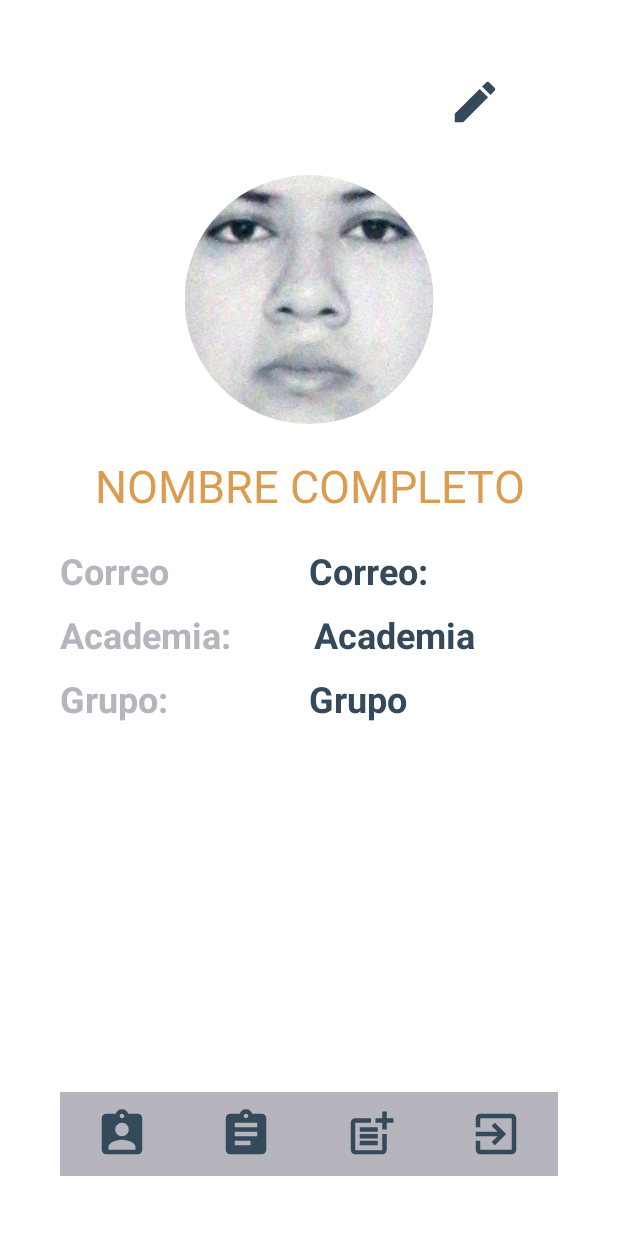
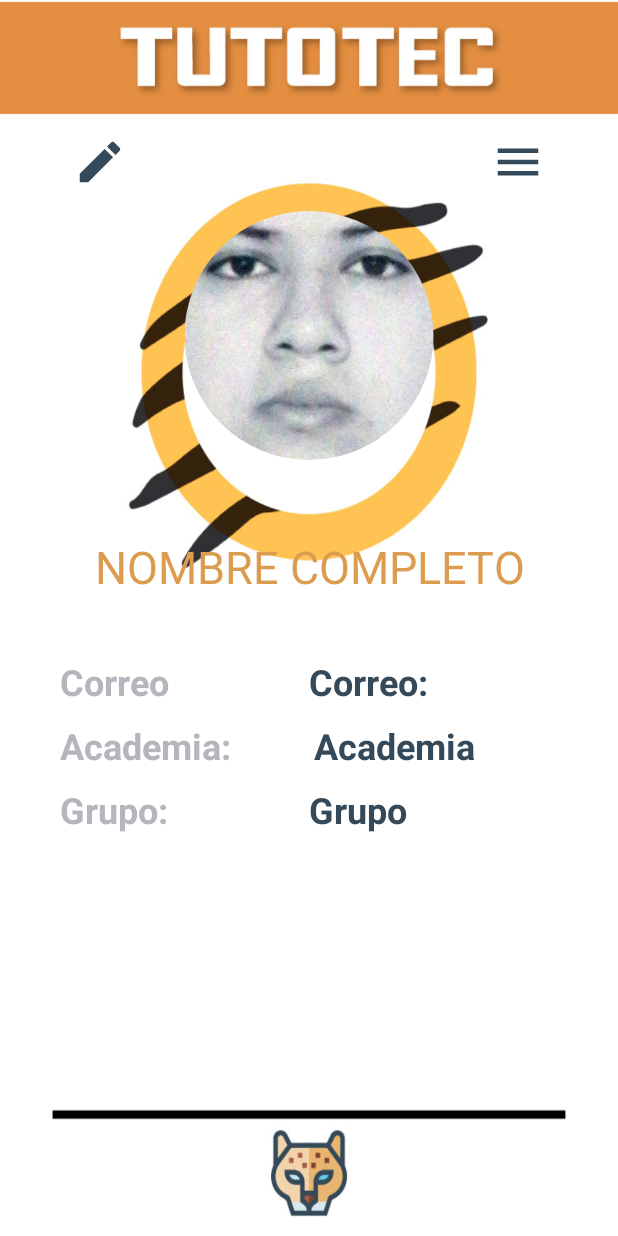
Before and after one commit to mariodominguez07/TutoTec, an Android app: the InicioTutor screen opened directly, with no data from a screen before it, on a phone screen of 412 x 824 dp. Run offline under Robolectric (Android 15) with nearby library versions, the phone set to English and light mode, and no system bars; our stand-ins replace CircleImageView, Firebase (no records; nobody signed in at launch, a user with empty details on screens opened directly).

Commit message:
Actualización

```diff
--- a/app/src/main/java/mx/tecnm/cdhidalgo/tutotec/InicioTutor.kt
+++ b/app/src/main/java/mx/tecnm/cdhidalgo/tutotec/InicioTutor.kt
@@ -33,10 +33,10 @@ class InicioTutor : AppCompatActivity() {
         auth = FirebaseAuth.getInstance()
 
         editar = findViewById(R.id.btneditar_tutor)
-        carnet = findViewById(R.id.btncarnet_menu_tutor)
+        /*carnet = findViewById(R.id.btncarnet_menu_tutor)
         actividades = findViewById(R.id.btnactividades_menu_tutor)
         solicitudes = findViewById(R.id.btnsolicitudes_menu_tutor)
-        cerrarSesion = findViewById(R.id.btncerrarsesion_menu_tutor)
+        cerrarSesion = findViewById(R.id.btncerrarsesion_menu_tutor)*/
 
         foto = findViewById(R.id.foto_tutor)
         nombreC = findViewById(R.id.nombreCompleto_tutor)
@@ -52,7 +52,7 @@ class InicioTutor : AppCompatActivity() {
             academia.text = tutor.academia
             grupo.text = tutor.grupo
         }
-        editar.setOnClickListener {  }
+       /* editar.setOnClickListener {  }
 
         carnet.setOnClickListener {  }
 
@@ -65,6 +65,6 @@ class InicioTutor : AppCompatActivity() {
             val intent = Intent(this,MainActivity::class.java)
             startActivity(intent)
             finish()
-        }
+        }*/
     }
 }
--- a/app/src/main/res/drawable/img_cerrar_sesion.xml
+++ b/app/src/main/res/drawable/img_cerrar_sesion.xml
@@ -1,5 +1,5 @@
 <vector android:autoMirrored="true" android:height="36dp"
     android:tint="@color/color7" android:viewportHeight="24"
     android:viewportWidth="24" android:width="36dp" xmlns:android="http://schemas.android.com/apk/res/android">
-    <path android:fillColor="@android:color/white" android:pathData="M10.09,15.59L11.5,17l5,-5 -5,-5 -1.41,1.41L12.67,11H3v2h9.67l-2.58,2.59zM19,3H5c-1.11,0 -2,0.9 -2,2v4h2V5h14v14H5v-4H3v4c0,1.1 0.89,2 2,2h14c1.1,0 2,-0.9 2,-2V5c0,-1.1 -0.9,-2 -2,-2z"/>
+    <path android:fillColor="@android:color/white" android:pathData="M17,7l-1.41,1.41L18.17,11H8v2h10.17l-2.58,2.58L17,17l5,-5zM4,5h8V3H4c-1.1,0 -2,0.9 -2,2v14c0,1.1 0.9,2 2,2h8v-2H4V5z"/>
 </vector>
--- /dev/null
+++ b/app/src/main/res/drawable/img_menu.xml
@@ -0,0 +1,5 @@
+<vector android:height="36dp" android:tint="@color/color7"
+    android:viewportHeight="24" android:viewportWidth="24"
+    android:width="36dp" xmlns:android="http://schemas.android.com/apk/res/android">
+    <path android:fillColor="@android:color/white" android:pathData="M3,18h18v-2L3,16v2zM3,13h18v-2L3,11v2zM3,6v2h18L21,6L3,6z"/>
+</vector>
--- a/app/src/main/res/layout/activity_inicio_tutor.xml
+++ b/app/src/main/res/layout/activity_inicio_tutor.xml
@@ -4,26 +4,31 @@
     xmlns:tools="http://schemas.android.com/tools"
     android:layout_width="match_parent"
     android:layout_height="match_parent"
-    android:padding="40dp"
-    android:background="@color/white"
+    android:padding="20dp"
+    android:background="@drawable/fondo_carnet_tutor"
     tools:context=".InicioTutor">
 
-    <LinearLayout
-        android:layout_width="match_parent"
-        android:layout_height="match_parent"
-        android:orientation="vertical">
     <TableLayout
         android:layout_width="match_parent"
-            android:layout_height="wrap_content">
+        android:layout_height="wrap_content"
+        android:layout_marginTop="60dp">
 
         <TableRow
             android:layout_width="match_parent"
             android:layout_height="wrap_content">
             <ImageButton
+                android:id="@+id/btneditar_tutor"
                 android:layout_width="0dp"
                 android:layout_height="wrap_content"
                 android:layout_weight="1"
-                    android:src="@drawable/img_carnet"
+                android:src="@drawable/img_editar"
+                android:backgroundTint="@color/white"/>
+
+            <ImageButton
+                android:layout_width="0dp"
+                android:layout_height="wrap_content"
+                android:layout_weight="1"
+                android:src="@drawable/img_actividades"
                 android:backgroundTint="@color/color5"
                 android:visibility="invisible"/>
 
@@ -36,14 +41,21 @@
                 android:visibility="invisible"/>
 
             <ImageButton
-                    android:id="@+id/btneditar_tutor"
+                android:id="@+id/btnmenu"
                 android:layout_width="0dp"
                 android:layout_height="wrap_content"
                 android:layout_weight="1"
-                    android:src="@drawable/img_editar"
-                    android:backgroundTint="@color/white"/>
+                android:src="@drawable/img_menu"
+                android:backgroundTint="@color/white"
+                android:contentDescription="@string/menu_button_description"/>
         </TableRow>
     </TableLayout>
+
+    <LinearLayout
+        android:layout_width="match_parent"
+        android:layout_height="match_parent"
+        android:orientation="vertical"
+        android:padding="20dp">
 
         <de.hdodenhof.circleimageview.CircleImageView
             android:id="@+id/foto_tutor"
@@ -52,8 +64,8 @@
             android:src="@drawable/foto"
             android:scaleX=".5"
             android:scaleY=".5"
-            android:layout_marginTop="-330dp"
-            android:layout_marginBottom="-330dp"/>
+            android:layout_marginTop="-250dp"
+            android:layout_marginBottom="-300dp"/>
 
         <TextView
             android:id="@+id/nombreCompleto_tutor"
@@ -64,7 +76,7 @@
             android:textAlignment="center"
             android:textSize="30sp"
             android:textColor="@color/color8"
-            android:layout_marginBottom="20dp"/>
+            android:layout_marginBottom="40dp"/>
 
         <TableLayout
             android:layout_width="match_parent"
@@ -146,47 +158,6 @@
 
     </LinearLayout>
 
-    <TableLayout
-        android:layout_width="match_parent"
-        android:layout_height="wrap_content"
-        android:layout_alignParentBottom="true"
-        android:background="@color/color5">
 
-        <TableRow
-            android:layout_width="match_parent"
-            android:layout_height="wrap_content">
-            <ImageButton
-                android:id="@+id/btncarnet_menu_tutor"
-                android:layout_width="0dp"
-                android:layout_height="wrap_content"
-                android:layout_weight="1"
-                android:src="@drawable/img_carnet"
-                android:backgroundTint="@color/color5"/>
-
-            <ImageButton
-                android:id="@+id/btnactividades_menu_tutor"
-                android:layout_width="0dp"
-                android:layout_height="wrap_content"
-                android:layout_weight="1"
-                android:src="@drawable/img_actividades"
-                android:backgroundTint="@color/color5"/>
-
-            <ImageButton
-                android:id="@+id/btnsolicitudes_menu_tutor"
-                android:layout_width="0dp"
-                android:layout_height="wrap_content"
-                android:layout_weight="1"
-                android:src="@drawable/img_solicitudes"
-                android:backgroundTint="@color/color5"/>
-
-            <ImageButton
-                android:id="@+id/btncerrarsesion_menu_tutor"
-                android:layout_width="0dp"
-                android:layout_height="wrap_content"
-                android:layout_weight="1"
-                android:src="@drawable/img_cerrar_sesion"
-                android:backgroundTint="@color/color5"/>
-        </TableRow>
-    </TableLayout>
 
 </RelativeLayout>
--- a/app/src/main/res/values/strings.xml
+++ b/app/src/main/res/values/strings.xml
@@ -42,4 +42,5 @@
         <item>Ingeniería Industrial</item>
         <item>Ingeniería en Nanotecnología</item>
     </string-array>
+    <string name="menu_button_description">Abrir menú</string>
 </resources>
```
Also changed, not shown: app/src/main/java/mx/tecnm/cdhidalgo/tutotec/InicioAlumno.kt (+16 -11 lines), app/src/main/res/layout/activity_inicio_alumno.xml (+26 -56 lines), app/src/main/res/layout/activity_login_alumno.xml (+30 -25 lines), app/src/main/res/layout/activity_main.xml (+10 -29 lines), app/src/main/res/drawable/fondo_carnet_alumno.jpg (added), app/src/main/res/drawable/fondo_carnet_tutor.jpg (added), app/src/main/res/drawable/fondo_index.jpg (added), app/src/main/res/drawable/fondo_inicio_sesion_alumno.png (added). Lines whose indentation alone changed are shown as unchanged.
